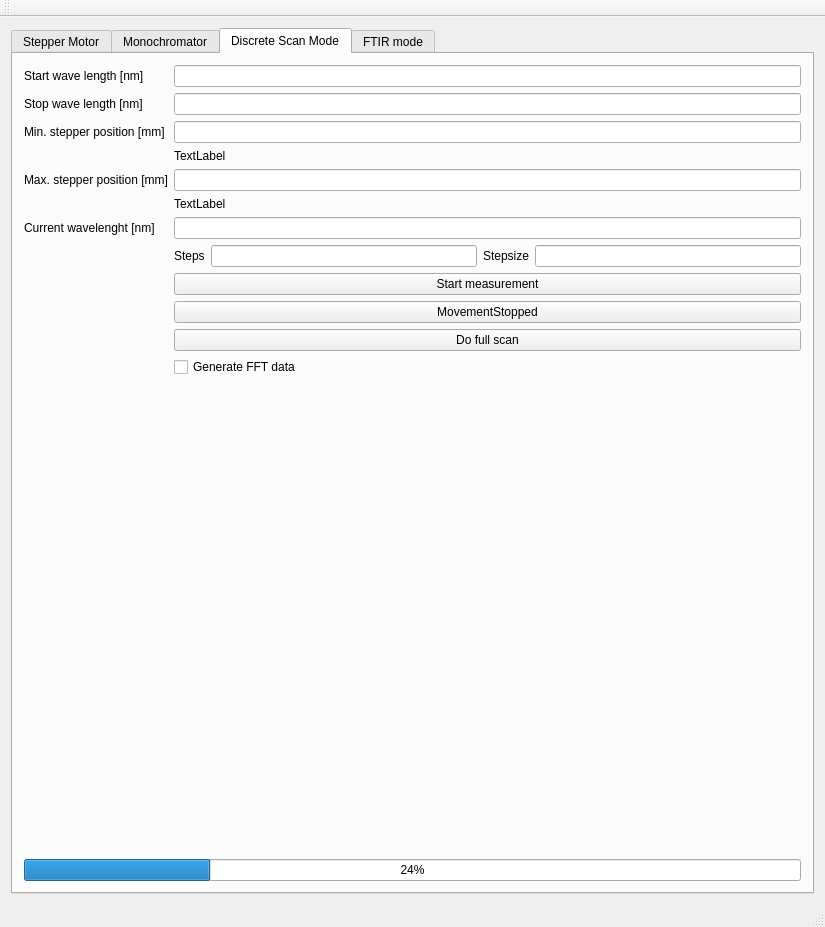
Above: mainwindow.ui from anates/DispersionSetup before the change. Below: the same form after it.
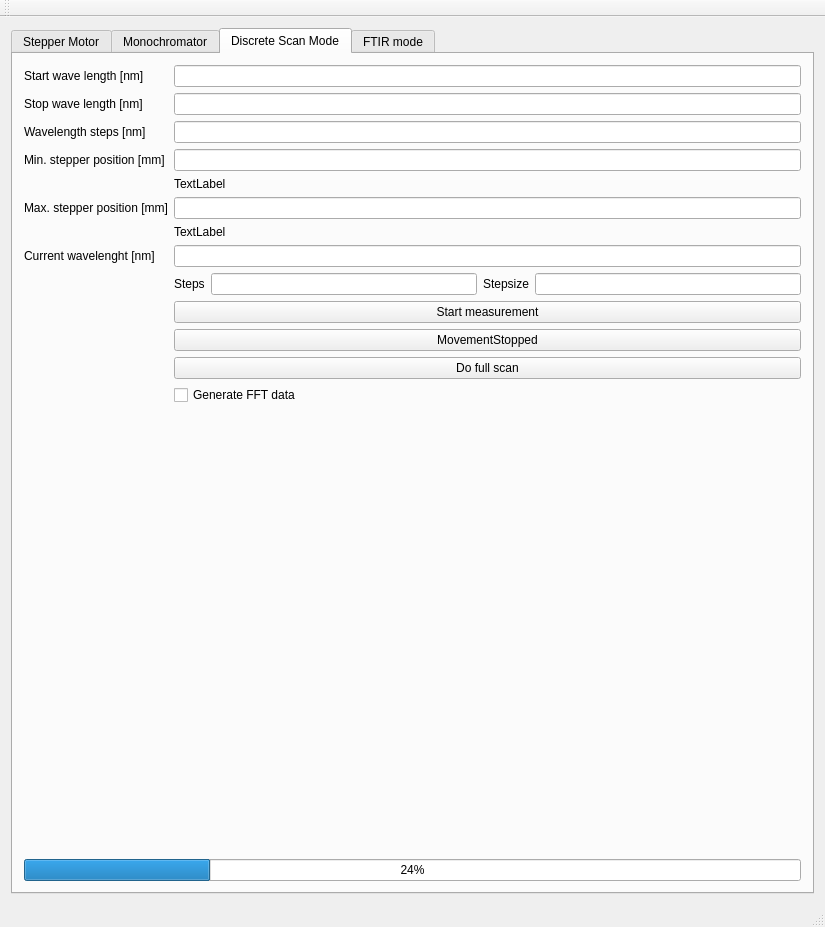
That is the form after the change. The open tabs and pages were chosen to show the change. Custom widgets are drawn as their Qt base class.

Commit message: ScannerClass extended, FTIR still missing

Patch:
```diff
--- a/mainwindow.ui
+++ b/mainwindow.ui
@@ -261,55 +261,55 @@
           <item row="1" column="1">
            <widget class="QLineEdit" name="stopValue"/>
           </item>
-          <item row="2" column="0">
+          <item row="3" column="0">
            <widget class="QLabel" name="label_13">
             <property name="text">
              <string>Min. stepper position [mm]</string>
             </property>
            </widget>
           </item>
-          <item row="2" column="1">
+          <item row="3" column="1">
            <widget class="QLineEdit" name="minPos"/>
           </item>
-          <item row="4" column="0">
+          <item row="5" column="0">
            <widget class="QLabel" name="label_14">
             <property name="text">
              <string>Max. stepper position [mm]</string>
             </property>
            </widget>
           </item>
-          <item row="4" column="1">
+          <item row="5" column="1">
            <widget class="QLineEdit" name="maxPos"/>
           </item>
-          <item row="8" column="0">
+          <item row="9" column="0">
            <widget class="QLabel" name="label_12">
             <property name="text">
              <string/>
             </property>
            </widget>
           </item>
-          <item row="8" column="1">
+          <item row="9" column="1">
            <widget class="QPushButton" name="startScan">
             <property name="text">
              <string>Start measurement</string>
             </property>
            </widget>
           </item>
-          <item row="10" column="1">
+          <item row="11" column="1">
            <widget class="QPushButton" name="MovStopped">
             <property name="text">
              <string>MovementStopped</string>
             </property>
            </widget>
           </item>
-          <item row="11" column="1">
+          <item row="12" column="1">
            <widget class="QPushButton" name="FullScan">
             <property name="text">
              <string>Do full scan</string>
             </property>
            </widget>
           </item>
-          <item row="7" column="1">
+          <item row="8" column="1">
            <layout class="QHBoxLayout" name="horizontalLayout_3">
             <item>
              <widget class="QLabel" name="label_16">
@@ -333,41 +333,51 @@
             </item>
            </layout>
           </item>
-          <item row="3" column="1">
+          <item row="4" column="1">
            <widget class="QLabel" name="min_out_of_range">
             <property name="text">
              <string>TextLabel</string>
             </property>
            </widget>
           </item>
-          <item row="5" column="1">
-           <widget class="QLabel" name="max_out_of_range">
-            <property name="text">
-             <string>TextLabel</string>
-            </property>
-           </widget>
-          </item>
           <item row="6" column="1">
+           <widget class="QLabel" name="max_out_of_range">
+            <property name="text">
+             <string>TextLabel</string>
+            </property>
+           </widget>
+          </item>
+          <item row="7" column="1">
            <widget class="QLineEdit" name="curWL">
             <property name="readOnly">
              <bool>true</bool>
             </property>
            </widget>
           </item>
-          <item row="6" column="0">
+          <item row="7" column="0">
            <widget class="QLabel" name="label_17">
             <property name="text">
              <string>Current wavelenght [nm]</string>
             </property>
            </widget>
           </item>
-          <item row="12" column="1">
+          <item row="13" column="1">
            <widget class="QCheckBox" name="fftCheckBox">
             <property name="text">
              <string>Generate FFT data</string>
             </property>
            </widget>
           </item>
+          <item row="2" column="0">
+           <widget class="QLabel" name="label_20">
+            <property name="text">
+             <string>Wavelength steps [nm]</string>
+            </property>
+           </widget>
+          </item>
+          <item row="2" column="1">
+           <widget class="QLineEdit" name="WaveLengthSteps"/>
+          </item>
          </layout>
         </item>
         <item row="2" column="0">
```
Left out of the diff: 2 changed lines with no effect on the pictures. The commit also changes 7 other files.
